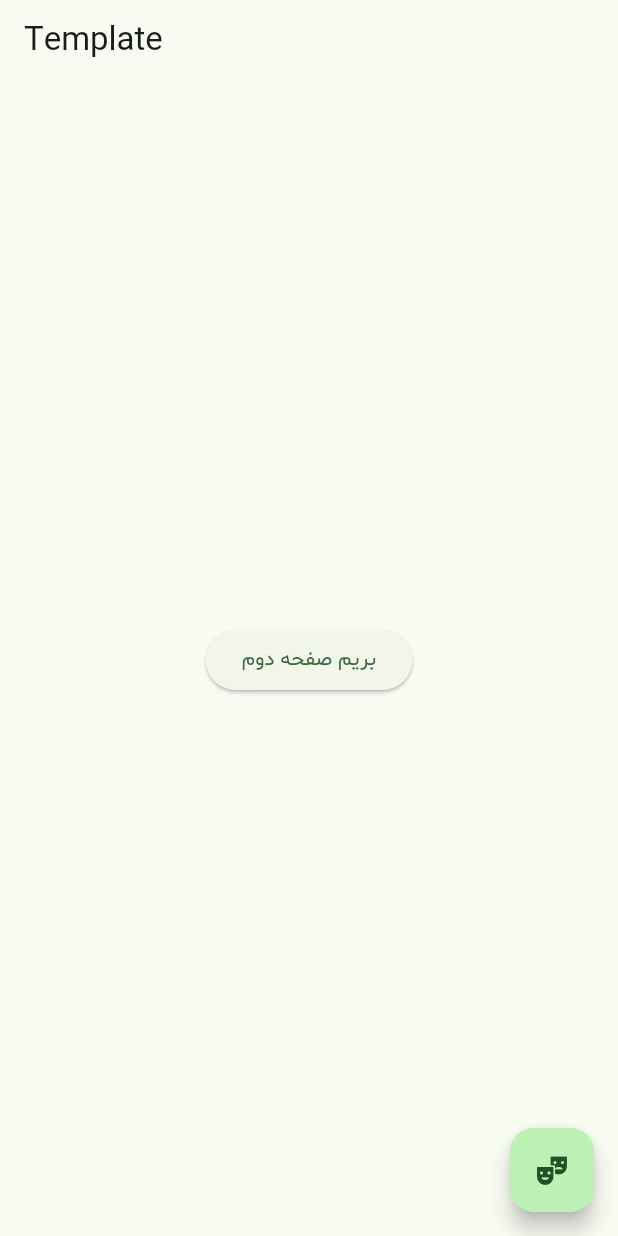
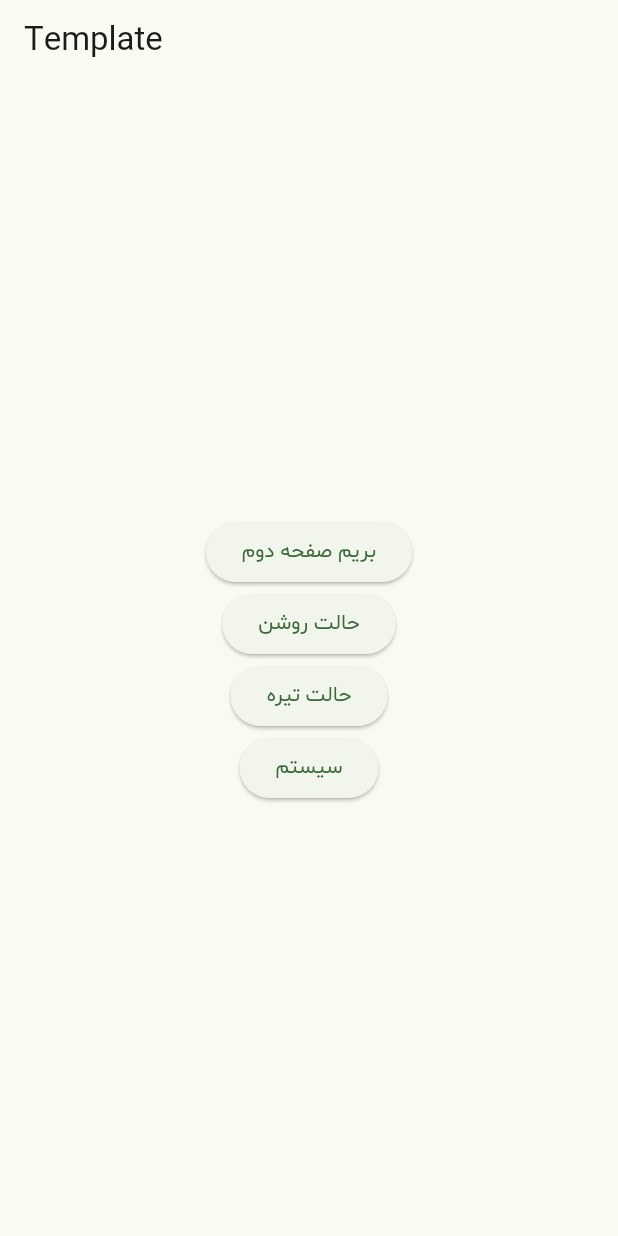
Before and after one commit to kazemini/template, a Flutter app: the screen it shows after launch, on a phone screen of 412 x 824 dp. Run offline on Flutter 3.47's test engine with Material 2 defaults, Android fonts, the phone set to English and light mode, and no system bars; our stand-ins replace bloc, flutter_bloc, get_it.

Commit message:
optimize dark/light mode, plus adding system mode ;)

```diff
--- a/lib/config/theme/theme_state.dart
+++ b/lib/config/theme/theme_state.dart
@@ -1,9 +1,7 @@
 part of 'theme_cubit.dart';
 
-enum ThemeEnum {light,dark,system}
 
 class ThemeState {
-  final ThemeEnum themeEnum;
-
-  const ThemeState(this.themeEnum);
+  final ThemeMode themeMode;
+   ThemeState(this.themeMode);
 }
--- /dev/null
+++ b/lib/core/utils/enums.dart
@@ -0,0 +1 @@
+enum ThemeEnum {light,dark,system}
--- a/lib/core/widgets/main_wrapper.dart
+++ b/lib/core/widgets/main_wrapper.dart
@@ -4,6 +4,8 @@ import 'package:template/config/theme/theme_cubit.dart';
 import 'package:template/core/interface/app_router.dart';
 import 'package:template/core/widgets/scaffold_messenger.dart';
 import 'package:template/locator.dart';
+
+import '../utils/enums.dart';
 
 
 // TODO this page only for test, pls convert to clean arch :)
@@ -32,28 +34,37 @@ class _MainWrapperState extends State<MainWrapper> {
                     Navigator.of(context).push(locator<AppRouter>().call(name:'/second'));
                   },
                   child: const Text('بریم صفحه دوم')
+              ),
+            ),
 
+            Center(
+              child: ElevatedButton(
+                  onPressed: () {
+                    BlocProvider.of<ThemeCubit>(context).lightMode();
+                  },
+                  child: const Text('حالت روشن')
               ),
-            )
+            ),
+
+            Center(
+              child: ElevatedButton(
+                  onPressed: () {
+                    BlocProvider.of<ThemeCubit>(context).darkMode();
+                  },
+                  child: const Text('حالت تیره')
+              ),
+            ),
+
+            Center(
+              child: ElevatedButton(
+                  onPressed: () {
+                    BlocProvider.of<ThemeCubit>(context).system();
+                  },
+                  child: const Text('سیستم')
+              ),
+            ),
           ],
         ),
-      ),
-      floatingActionButton: BlocConsumer<ThemeCubit, ThemeState>(
-        listener: (context, state) {
-          scaffoldMessenger(context, state.themeEnum.name);
-        },
-        builder: (context, state) {
-          return FloatingActionButton(
-            onPressed: () {
-             if(state.themeEnum.name == ThemeEnum.light.name) {
-               BlocProvider.of<ThemeCubit>(context).darkMode();
-             } else {
-               BlocProvider.of<ThemeCubit>(context).lightMode();
-             }
-            },
-            child: const Icon(Icons.theater_comedy),
-          );
-        },
       ),
     );
   }
--- a/lib/core/widgets/scaffold_messenger.dart
+++ b/lib/core/widgets/scaffold_messenger.dart
@@ -1,6 +1,6 @@
 import 'package:flutter/material.dart';
 // TODO clean arch :)
-ScaffoldFeatureController<SnackBar, SnackBarClosedReason> scaffoldMessenger(
+ScaffoldFeatureController<SnackBar, SnackBarClosedReason> snackMessage(
     BuildContext context, String message) {
   return ScaffoldMessenger.of(context).showSnackBar(
     SnackBar(
--- a/lib/locator.dart
+++ b/lib/locator.dart
@@ -6,5 +6,6 @@ GetIt locator = GetIt.instance;
 
 
 setup() {
+  //? app router
   locator.registerSingleton<AppRouter>(AppRouter());
 }
--- a/lib/main.dart
+++ b/lib/main.dart
@@ -20,15 +20,14 @@ class MyApp extends StatelessWidget {
         providers: [
           BlocProvider(create: (themCubit) => ThemeCubit()),
         ],
-        child: BlocConsumer<ThemeCubit, ThemeState>(
-          listener: (context, state) {
-          },
+        child: BlocBuilder<ThemeCubit, ThemeState>(
           builder: (context, state) {
             return MaterialApp(
               title: 'Flutter Demo',
               debugShowCheckedModeBanner: false,
-              themeMode: ThemeMode.light,
-              theme: state.themeEnum.name == 'dark' ? AppTheme.darkTheme : AppTheme.lightTheme,
+              theme: AppTheme.lightTheme,
+              darkTheme: AppTheme.darkTheme,
+              themeMode: state.themeMode,
               home: const MainWrapper(),
             );
           },
--- a/pubspec.yaml
+++ b/pubspec.yaml
@@ -14,6 +14,8 @@ dependencies:
   flutter:
     sdk: flutter
 
+
+  shared_preferences: ^2.0.17
   get_it: ^7.2.0
   cupertino_icons: ^1.0.2
   bloc: ^8.1.1
```
Also changed, not shown: lib/config/theme/theme_cubit.dart (+7 -6 lines), pubspec.lock, 1 other file.
